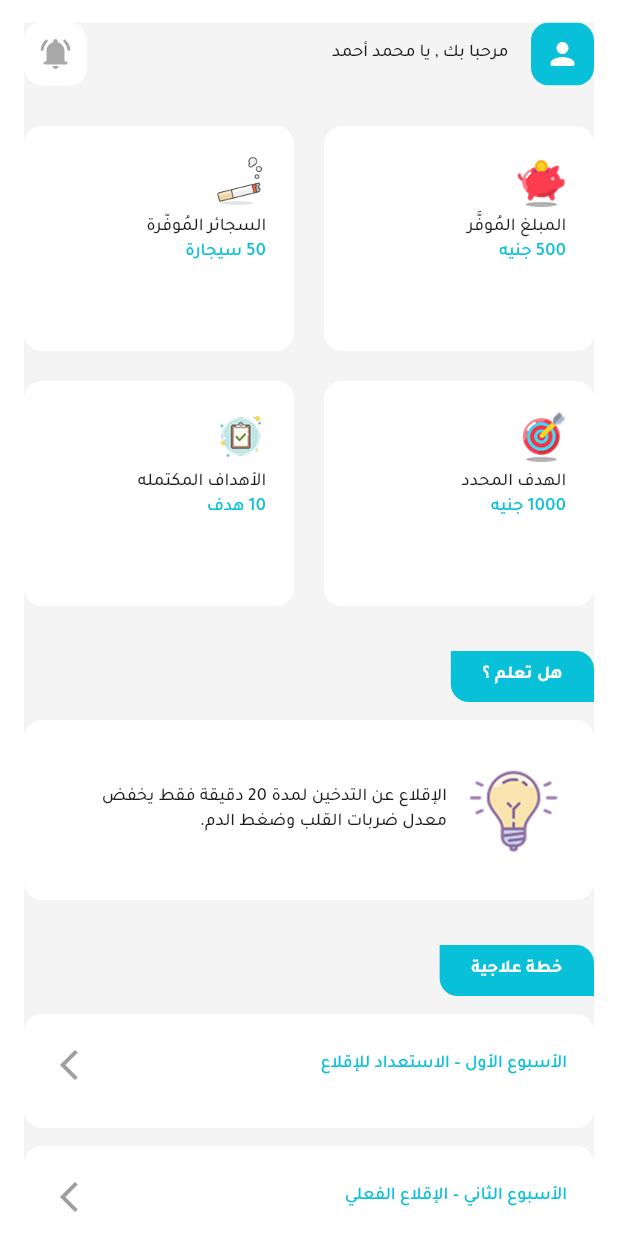
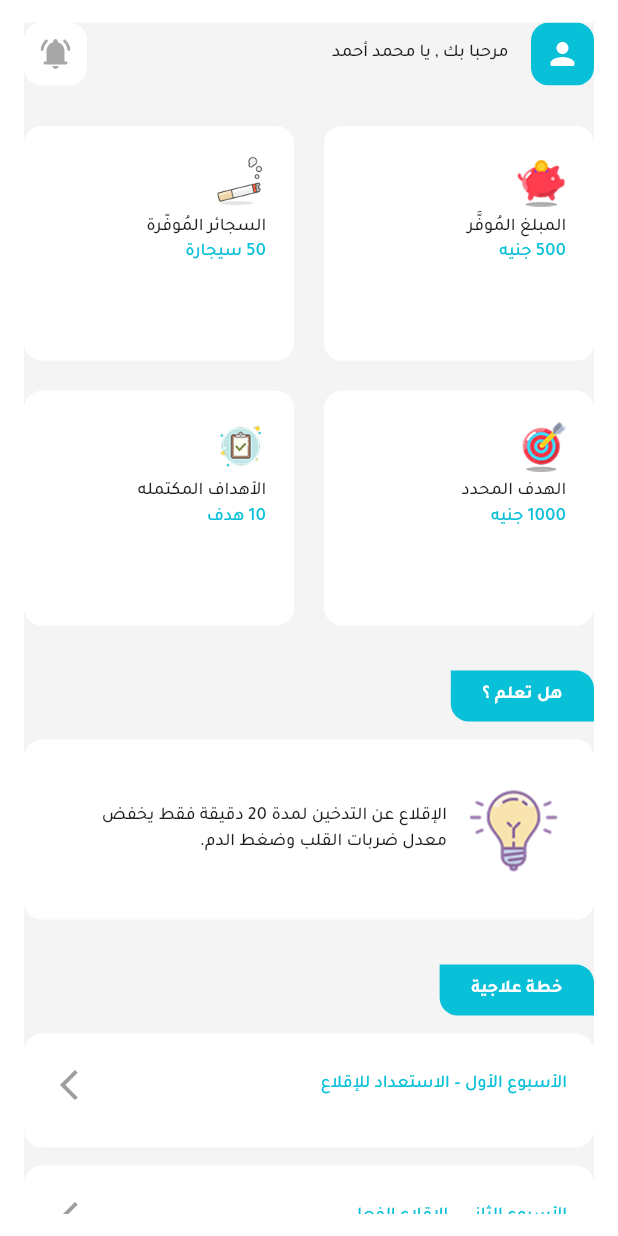
Before and after one commit to AliKamar34/Nafas, a Flutter app: the HomeView screen opened directly, on a phone screen of 412 x 824 dp. Run offline on Flutter 3.47's test engine with Material 3 defaults, Android fonts, the phone set to English and light mode, and no system bars; our stand-ins replace animated_splash_screen, flutter_svg, google_nav_bar, lottie, shared_preferences, smooth_page_indicator; accounts and stored records are empty.

Commit message:
refactor CustomCounterGridView aspect ratio and enhance TapToExpandWidget animation

```diff
--- a/lib/features/home/presentation/views/widgets/custom_grid_view.dart
+++ b/lib/features/home/presentation/views/widgets/custom_grid_view.dart
@@ -77,7 +77,7 @@ class CustomCounterGridView extends StatelessWidget {
         crossAxisCount: 2,
         crossAxisSpacing: 20,
         mainAxisSpacing: 20,
-        childAspectRatio: 1.2,
+        childAspectRatio: MediaQuery.sizeOf(context).aspectRatio * 2.3,
       ),
     );
   }
--- a/lib/features/home/presentation/views/widgets/tap_to_expand.dart
+++ b/lib/features/home/presentation/views/widgets/tap_to_expand.dart
@@ -48,11 +48,13 @@ class TapToExpandWidgetState extends State<TapToExpandWidget> {
                         ),
                       ),
                     ),
-                    RotatedBox(
-                      quarterTurns: _isExpanded ? 1 : 2,
+                    AnimatedRotation(
+                      duration: Duration(milliseconds: 500),
+                      turns: _isExpanded ? 0.25 : 0.5,
                       child: Icon(
                         Icons.arrow_back_ios_new,
-                        color: Colors.grey,
+                        color:
+                            _isExpanded ? AppColors.primaryColor : Colors.grey,
                       ),
                     ),
                   ],
@@ -60,7 +62,9 @@ class TapToExpandWidgetState extends State<TapToExpandWidget> {
                 SizedBox(height: 8),
                 _isExpanded
                     ? Text(
-                        widget.treatmentPlanModel.content.join("\n"),
+                        widget.treatmentPlanModel.content
+                            .map((e) => "• $e")
+                            .join("\n"),
                         style: TextStyles.medium16(context),
                       )
                     : SizedBox(),
```
